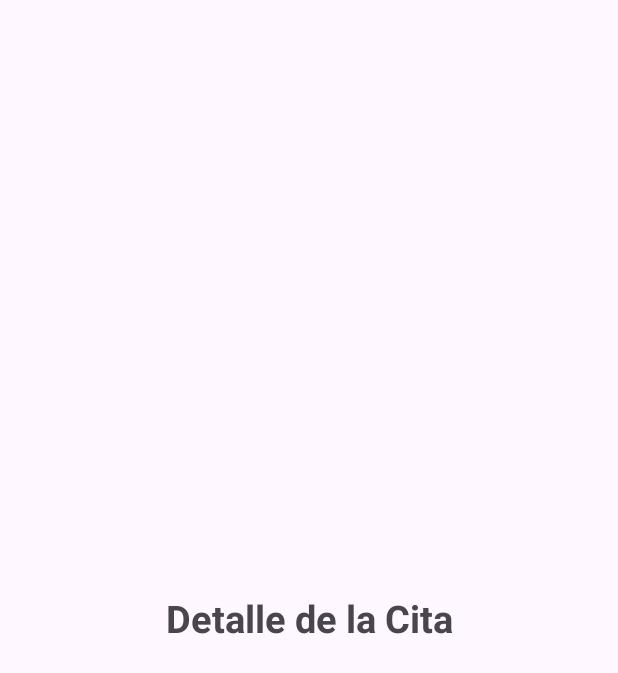
After one commit to santi4914/equipoCuatro, an Android app: the DetalleCitaFragment screen opened through its navigation route, on a phone screen of 412 x 824 dp. The commit adds this screen. Shown: the top 673 px of the screen. Run offline under Robolectric (Android 15) with nearby library versions, the phone set to English and light mode, and no system bars; our stand-ins replace data binding.

Commit message:
feat: add navigation graph with the five app fragments

```diff
--- /dev/null
+++ b/app/src/main/java/com/equipocuatro/dogapp/view/fragment/DetalleCitaFragment.kt
@@ -0,0 +1,21 @@
+package com.equipocuatro.dogapp.view.fragment
+
+import android.os.Bundle
+import android.view.LayoutInflater
+import android.view.View
+import android.view.ViewGroup
+import androidx.fragment.app.Fragment
+import com.equipocuatro.dogapp.databinding.FragmentDetalleCitaBinding
+
+class DetalleCitaFragment : Fragment() {
+    private lateinit var binding: FragmentDetalleCitaBinding
+
+    override fun onCreateView(
+        inflater: LayoutInflater, container: ViewGroup?,
+        savedInstanceState: Bundle?
+    ): View {
+        binding = FragmentDetalleCitaBinding.inflate(inflater)
+        binding.lifecycleOwner = viewLifecycleOwner
+        return binding.root
+    }
+}
--- /dev/null
+++ b/app/src/main/java/com/equipocuatro/dogapp/view/fragment/LoginFragment.kt
@@ -0,0 +1,21 @@
+package com.equipocuatro.dogapp.view.fragment
+
+import android.os.Bundle
+import android.view.LayoutInflater
+import android.view.View
+import android.view.ViewGroup
+import androidx.fragment.app.Fragment
+import com.equipocuatro.dogapp.databinding.FragmentLoginBinding
+
+class LoginFragment : Fragment() {
+    private lateinit var binding: FragmentLoginBinding
+
+    override fun onCreateView(
+        inflater: LayoutInflater, container: ViewGroup?,
+        savedInstanceState: Bundle?
+    ): View {
+        binding = FragmentLoginBinding.inflate(inflater)
+        binding.lifecycleOwner = viewLifecycleOwner
+        return binding.root
+    }
+}
--- a/app/src/main/res/layout/activity_main.xml
+++ b/app/src/main/res/layout/activity_main.xml
@@ -1,8 +1,24 @@
 <?xml version="1.0" encoding="utf-8"?>
-<layout xmlns:android="http://schemas.android.com/apk/res/android">
+<layout xmlns:android="http://schemas.android.com/apk/res/android"
+    xmlns:app="http://schemas.android.com/apk/res-auto"
+    xmlns:tools="http://schemas.android.com/tools">
 
-    <FrameLayout
-        android:id="@+id/main"
+    <androidx.constraintlayout.widget.ConstraintLayout
         android:layout_width="match_parent"
-        android:layout_height="match_parent" />
+        android:layout_height="match_parent"
+        tools:context=".view.MainActivity">
+
+        <androidx.fragment.app.FragmentContainerView
+            android:id="@+id/navigationContainer"
+            android:name="androidx.navigation.fragment.NavHostFragment"
+            android:layout_width="match_parent"
+            android:layout_height="match_parent"
+            app:defaultNavHost="true"
+            app:navGraph="@navigation/nav_graph"
+            app:layout_constraintBottom_toBottomOf="parent"
+            app:layout_constraintEnd_toEndOf="parent"
+            app:layout_constraintStart_toStartOf="parent"
+            app:layout_constraintTop_toTopOf="parent" />
+
+    </androidx.constraintlayout.widget.ConstraintLayout>
 </layout>
--- /dev/null
+++ b/app/src/main/res/layout/fragment_detalle_cita.xml
@@ -0,0 +1,24 @@
+<?xml version="1.0" encoding="utf-8"?>
+<layout xmlns:android="http://schemas.android.com/apk/res/android"
+    xmlns:app="http://schemas.android.com/apk/res-auto"
+    xmlns:tools="http://schemas.android.com/tools">
+
+    <androidx.constraintlayout.widget.ConstraintLayout
+        android:layout_width="match_parent"
+        android:layout_height="match_parent"
+        tools:context=".view.fragment.DetalleCitaFragment">
+
+        <TextView
+            android:id="@+id/tvTitulo"
+            android:layout_width="wrap_content"
+            android:layout_height="wrap_content"
+            android:text="@string/tituloDetalleCita"
+            android:textSize="25sp"
+            android:textStyle="bold"
+            app:layout_constraintBottom_toBottomOf="parent"
+            app:layout_constraintEnd_toEndOf="parent"
+            app:layout_constraintStart_toStartOf="parent"
+            app:layout_constraintTop_toTopOf="parent" />
+
+    </androidx.constraintlayout.widget.ConstraintLayout>
+</layout>
--- /dev/null
+++ b/app/src/main/res/navigation/nav_graph.xml
@@ -0,0 +1,69 @@
+<?xml version="1.0" encoding="utf-8"?>
+<navigation xmlns:android="http://schemas.android.com/apk/res/android"
+    xmlns:app="http://schemas.android.com/apk/res-auto"
+    xmlns:tools="http://schemas.android.com/tools"
+    android:id="@+id/nav_graph"
+    app:startDestination="@id/loginFragment">
+
+    <fragment
+        android:id="@+id/loginFragment"
+        android:name="com.equipocuatro.dogapp.view.fragment.LoginFragment"
+        android:label="fragment_login"
+        tools:layout="@layout/fragment_login">
+        <action
+            android:id="@+id/action_loginFragment_to_homeFragment"
+            app:destination="@id/homeFragment" />
+    </fragment>
+
+    <fragment
+        android:id="@+id/homeFragment"
+        android:name="com.equipocuatro.dogapp.view.fragment.HomeFragment"
+        android:label="fragment_home"
+        tools:layout="@layout/fragment_home">
+        <action
+            android:id="@+id/action_homeFragment_to_nuevaCitaFragment"
+            app:destination="@id/nuevaCitaFragment" />
+        <action
+            android:id="@+id/action_homeFragment_to_detalleCitaFragment"
+            app:destination="@id/detalleCitaFragment" />
+    </fragment>
+
+    <fragment
+        android:id="@+id/nuevaCitaFragment"
+        android:name="com.equipocuatro.dogapp.view.fragment.NuevaCitaFragment"
+        android:label="fragment_nueva_cita"
+        tools:layout="@layout/fragment_nueva_cita">
+        <action
+            android:id="@+id/action_nuevaCitaFragment_to_homeFragment"
+            app:destination="@id/homeFragment"
+            app:popUpTo="@id/homeFragment"
+            app:popUpToInclusive="true" />
+    </fragment>
+
+    <fragment
+        android:id="@+id/detalleCitaFragment"
+        android:name="com.equipocuatro.dogapp.view.fragment.DetalleCitaFragment"
+        android:label="fragment_detalle_cita"
+        tools:layout="@layout/fragment_detalle_cita">
+        <action
+            android:id="@+id/action_detalleCitaFragment_to_editarCitaFragment"
+            app:destination="@id/editarCitaFragment" />
+        <action
+            android:id="@+id/action_detalleCitaFragment_to_homeFragment"
+            app:destination="@id/homeFragment"
+            app:popUpTo="@id/homeFragment"
+            app:popUpToInclusive="true" />
+    </fragment>
+
+    <fragment
+        android:id="@+id/editarCitaFragment"
+        android:name="com.equipocuatro.dogapp.view.fragment.EditarCitaFragment"
+        android:label="fragment_editar_cita"
+        tools:layout="@layout/fragment_editar_cita">
+        <action
+            android:id="@+id/action_editarCitaFragment_to_homeFragment"
+            app:destination="@id/homeFragment"
+            app:popUpTo="@id/homeFragment"
+            app:popUpToInclusive="true" />
+    </fragment>
+</navigation>
--- a/app/src/main/res/values/strings.xml
+++ b/app/src/main/res/values/strings.xml
@@ -1,3 +1,8 @@
 <resources>
     <string name="app_name">DogApp</string>
+    <string name="tituloLogin">Login</string>
+    <string name="tituloHome">Administrador de Citas</string>
+    <string name="tituloNuevaCita">Nueva Cita</string>
+    <string name="tituloDetalleCita">Detalle de la Cita</string>
+    <string name="tituloEditarCita">Editar Cita</string>
 </resources>
```
Also changed, not shown: app/src/main/java/com/equipocuatro/dogapp/view/fragment/EditarCitaFragment.kt (added, +21 -0 lines), app/src/main/java/com/equipocuatro/dogapp/view/fragment/HomeFragment.kt (added, +21 -0 lines), app/src/main/java/com/equipocuatro/dogapp/view/fragment/NuevaCitaFragment.kt (added, +21 -0 lines), app/src/main/res/layout/fragment_editar_cita.xml (added, +24 -0 lines), app/src/main/res/layout/fragment_home.xml (added, +24 -0 lines), app/src/main/res/layout/fragment_login.xml (added, +24 -0 lines), app/src/main/res/layout/fragment_nueva_cita.xml (added, +24 -0 lines).
